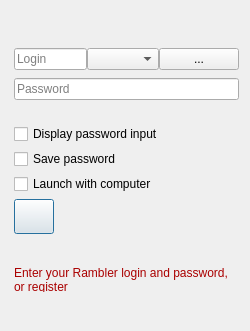
This is src/plugins/optionsmanager/logindialog.ui in silvansky/Contacts as Qt 5 draws it before an edit. The edited form follows.
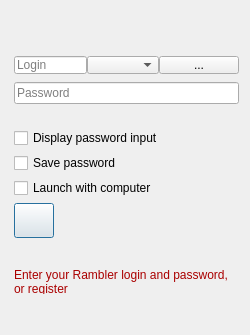
This is the edited form.

Commit message: Лого с бетой в окне входа и в окне о программе.

```diff
--- a/src/plugins/optionsmanager/logindialog.ui
+++ b/src/plugins/optionsmanager/logindialog.ui
@@ -7,7 +7,7 @@
     <x>0</x>
     <y>0</y>
     <width>250</width>
-    <height>331</height>
+    <height>335</height>
    </rect>
   </property>
   <property name="sizePolicy">
@@ -19,13 +19,13 @@
   <property name="minimumSize">
    <size>
     <width>250</width>
-    <height>331</height>
+    <height>335</height>
    </size>
   </property>
   <property name="maximumSize">
    <size>
     <width>250</width>
-    <height>331</height>
+    <height>335</height>
    </size>
   </property>
   <property name="windowTitle">
@@ -48,7 +48,7 @@
        <number>14</number>
       </property>
       <property name="topMargin">
-       <number>10</number>
+       <number>15</number>
       </property>
       <property name="rightMargin">
        <number>11</number>
@@ -129,7 +129,7 @@
           <number>0</number>
          </property>
          <property name="topMargin">
-          <number>0</number>
+          <number>3</number>
          </property>
          <property name="rightMargin">
           <number>0</number>
```
The commit also changes 3 other files.
